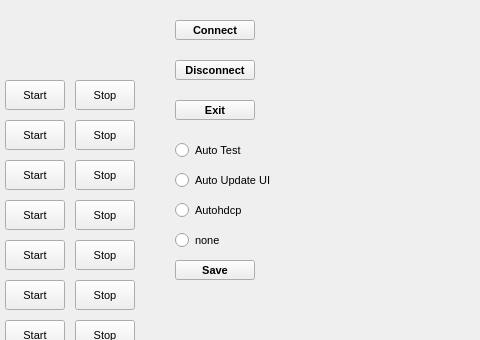
Old version of the form skqt.ui in the repository gpsri/skedyes; both pictures show x 435 to 915 and y 0 to 340 of the 1024 by 768 pixel window.
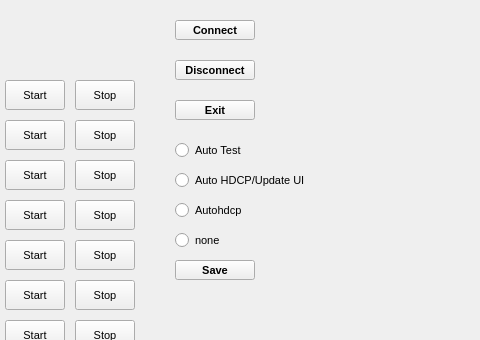
New version of the form.

Commit message: [add]auto button for program hdcp and update ui

```diff
--- a/skqt.ui
+++ b/skqt.ui
@@ -2476,7 +2476,7 @@
     </font>
    </property>
    <property name="text">
-    <string>Auto Update UI</string>
+    <string>Auto HDCP/Update UI</string>
    </property>
    <property name="iconSize">
     <size>
```
Left out of the diff: 2 changed lines with no effect on the pictures. The commit also changes 2 other files.
